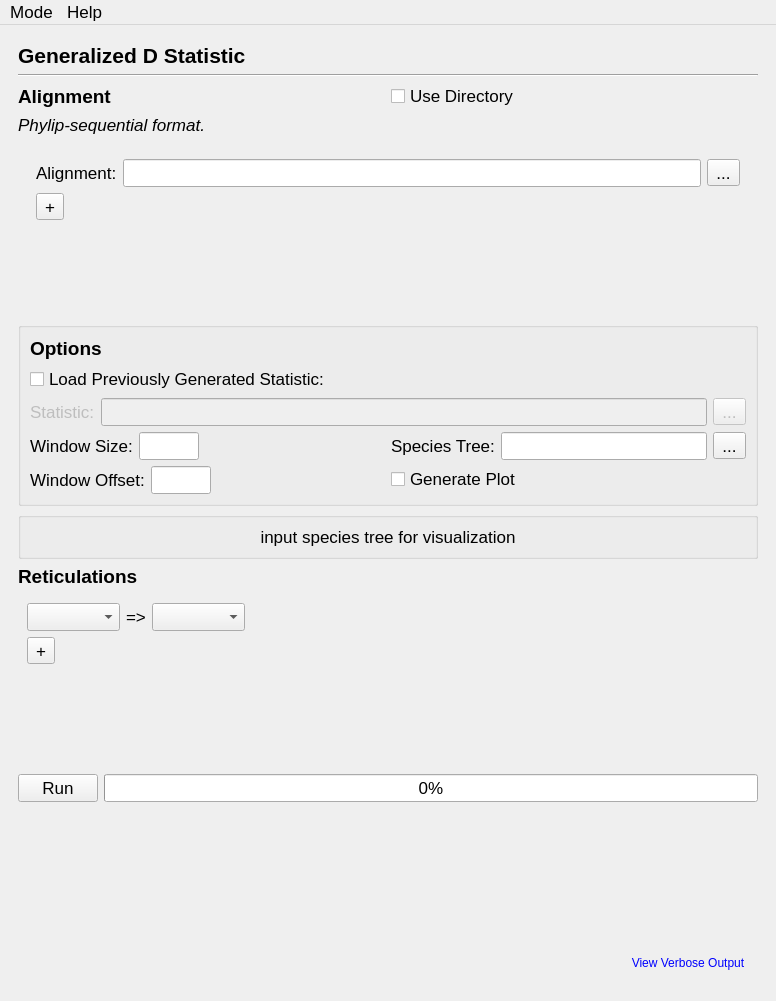
The window that module/gui_layout.ui (chilleo/ALPHA) describes before a commit, drawn with Qt 5.
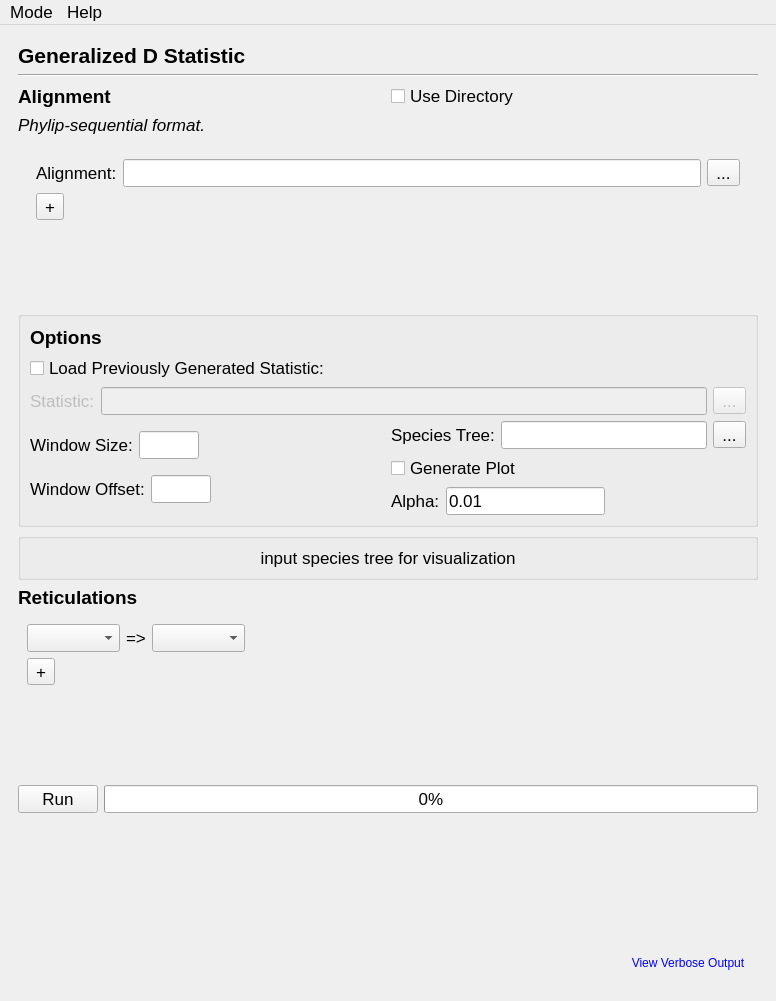
The same window after the commit.

```diff
--- a/module/gui_layout.ui
+++ b/module/gui_layout.ui
@@ -3456,7 +3456,7 @@
                        <x>0</x>
                        <y>0</y>
                        <width>702</width>
-                       <height>144</height>
+                       <height>134</height>
                       </rect>
                      </property>
                      <layout class="QVBoxLayout" name="verticalLayout_19">
@@ -3776,6 +3776,52 @@
                        </item>
                       </layout>
                      </item>
+                     <item>
+                      <layout class="QHBoxLayout" name="horizontalLayout_60">
+                       <property name="bottomMargin">
+                        <number>0</number>
+                       </property>
+                       <item>
+                        <widget class="QLabel" name="label_43">
+                         <property name="text">
+                          <string>Alpha:</string>
+                         </property>
+                        </widget>
+                       </item>
+                       <item>
+                        <widget class="QLineEdit" name="lAlphaEntry">
+                         <property name="sizePolicy">
+                          <sizepolicy hsizetype="Minimum" vsizetype="Fixed">
+                           <horstretch>0</horstretch>
+                           <verstretch>0</verstretch>
+                          </sizepolicy>
+                         </property>
+                         <property name="minimumSize">
+                          <size>
+                           <width>20</width>
+                           <height>0</height>
+                          </size>
+                         </property>
+                         <property name="text">
+                          <string>0.01</string>
+                         </property>
+                        </widget>
+                       </item>
+                       <item>
+                        <spacer name="horizontalSpacer_34">
+                         <property name="orientation">
+                          <enum>Qt::Horizontal</enum>
+                         </property>
+                         <property name="sizeHint" stdset="0">
+                          <size>
+                           <width>40</width>
+                           <height>20</height>
+                          </size>
+                         </property>
+                        </spacer>
+                       </item>
+                      </layout>
+                     </item>
                     </layout>
                    </item>
                   </layout>
@@ -3851,7 +3897,7 @@
                    <x>0</x>
                    <y>0</y>
                    <width>726</width>
-                   <height>168</height>
+                   <height>159</height>
                   </rect>
                  </property>
                  <layout class="QVBoxLayout" name="verticalLayout_31">
@@ -3981,7 +4027,7 @@
                        <x>0</x>
                        <y>0</y>
                        <width>702</width>
-                       <height>100</height>
+                       <height>90</height>
                       </rect>
                      </property>
                      <layout class="QVBoxLayout" name="verticalLayout_34">
```
Left out of the diff: 10 changed lines with no effect on the pictures.
